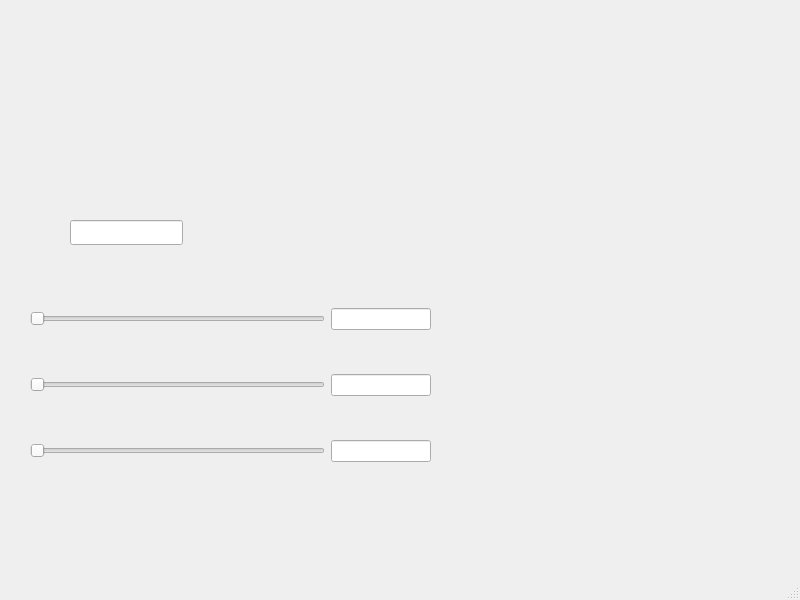
Before: the Qt Designer form mainwindow.ui in Rokoel/car-price-predictor, drawn with Qt 5.
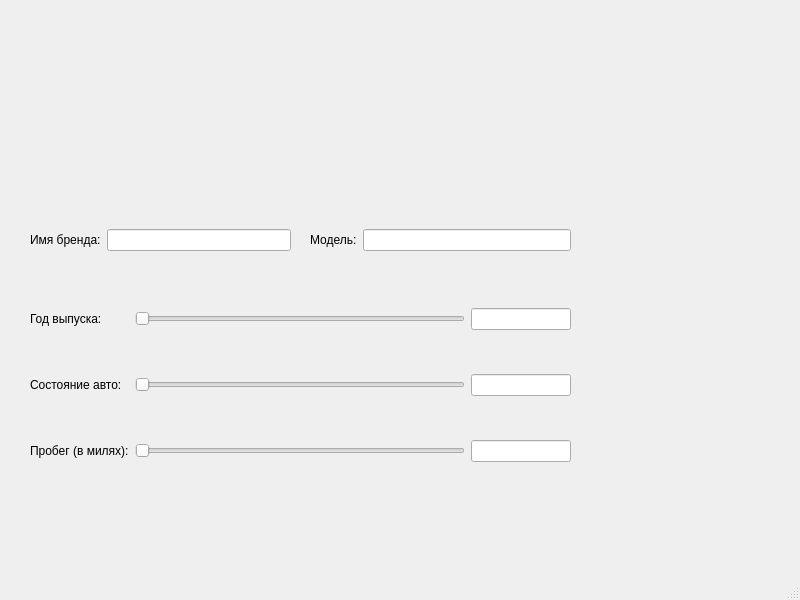
After: the same form once the commit is applied.

Commit message:
Created two functions and made database availible from resources.qrc, changed the app layout a little.
Created two functions for connecting sliders and line edits and for
creating line edit completers.
Changed the app layout a little bit, added one more field for models and
lables for slider fields.
Made database availible from .qrc file, made use of database's brand and
model columns.

Patch:
```diff
--- a/mainwindow.ui
+++ b/mainwindow.ui
@@ -19,19 +19,19 @@
      <rect>
       <x>30</x>
       <y>270</y>
-      <width>401</width>
+      <width>541</width>
       <height>231</height>
      </rect>
     </property>
     <layout class="QGridLayout" name="gridLayout">
-     <item row="2" column="0">
-      <widget class="QSlider" name="mileageHorizontalSlider">
-       <property name="orientation">
-        <enum>Qt::Horizontal</enum>
-       </property>
-      </widget>
-     </item>
      <item row="1" column="1">
+      <widget class="QSlider" name="conditionHorizontalSlider">
+       <property name="orientation">
+        <enum>Qt::Horizontal</enum>
+       </property>
+      </widget>
+     </item>
+     <item row="1" column="2">
       <widget class="QLineEdit" name="conditionLineEdit">
        <property name="maximumSize">
         <size>
@@ -41,7 +41,17 @@
        </property>
       </widget>
      </item>
-     <item row="0" column="1">
+     <item row="2" column="2">
+      <widget class="QLineEdit" name="mileageLineEdit">
+       <property name="maximumSize">
+        <size>
+         <width>100</width>
+         <height>16777215</height>
+        </size>
+       </property>
+      </widget>
+     </item>
+     <item row="0" column="2">
       <widget class="QLineEdit" name="yearLineEdit">
        <property name="sizePolicy">
         <sizepolicy hsizetype="MinimumExpanding" vsizetype="Fixed">
@@ -67,40 +77,85 @@
       </widget>
      </item>
      <item row="2" column="1">
-      <widget class="QLineEdit" name="mileageLineEdit">
-       <property name="maximumSize">
-        <size>
-         <width>100</width>
-         <height>16777215</height>
-        </size>
-       </property>
-      </widget>
-     </item>
-     <item row="1" column="0">
-      <widget class="QSlider" name="conditionHorizontalSlider">
+      <widget class="QSlider" name="mileageHorizontalSlider">
        <property name="orientation">
         <enum>Qt::Horizontal</enum>
        </property>
       </widget>
      </item>
-     <item row="0" column="0">
+     <item row="0" column="1">
       <widget class="QSlider" name="yearHorizontalSlider">
        <property name="orientation">
         <enum>Qt::Horizontal</enum>
        </property>
       </widget>
      </item>
+     <item row="2" column="0">
+      <widget class="QLabel" name="mileageLabel">
+       <property name="text">
+        <string>Пробег (в милях):</string>
+       </property>
+      </widget>
+     </item>
+     <item row="0" column="0">
+      <widget class="QLabel" name="yearLabel">
+       <property name="text">
+        <string>Год выпуска:</string>
+       </property>
+      </widget>
+     </item>
+     <item row="1" column="0">
+      <widget class="QLabel" name="conditionLabel">
+       <property name="text">
+        <string>Состояние авто:</string>
+       </property>
+      </widget>
+     </item>
     </layout>
    </widget>
-   <widget class="QLineEdit" name="lineEdit">
+   <widget class="QWidget" name="gridLayoutWidget_2">
     <property name="geometry">
      <rect>
-      <x>70</x>
-      <y>220</y>
-      <width>113</width>
-      <height>25</height>
+      <x>30</x>
+      <y>200</y>
+      <width>261</width>
+      <height>80</height>
      </rect>
     </property>
+    <layout class="QGridLayout" name="gridLayout_2">
+     <item row="0" column="0">
+      <widget class="QLabel" name="brandLabel">
+       <property name="text">
+        <string>Имя бренда:</string>
+       </property>
+      </widget>
+     </item>
+     <item row="0" column="1">
+      <widget class="QLineEdit" name="brandLineEdit"/>
+     </item>
+    </layout>
+   </widget>
+   <widget class="QWidget" name="gridLayoutWidget_3">
+    <property name="geometry">
+     <rect>
+      <x>310</x>
+      <y>200</y>
+      <width>261</width>
+      <height>80</height>
+     </rect>
+    </property>
+    <layout class="QGridLayout" name="gridLayout_3">
+     <item row="0" column="0">
+      <widget class="QLabel" name="modelLabel">
+       <property name="text">
+        <string>Модель:</string>
+       </property>
+      </widget>
+     </item>
+     <item row="0" column="1">
+      <widget class="QLineEdit" name="modelLineEdit"/>
+     </item>
+    </layout>
    </widget>
   </widget>
   <widget class="QMenuBar" name="menubar">
```
The commit also changes 3 other files.
